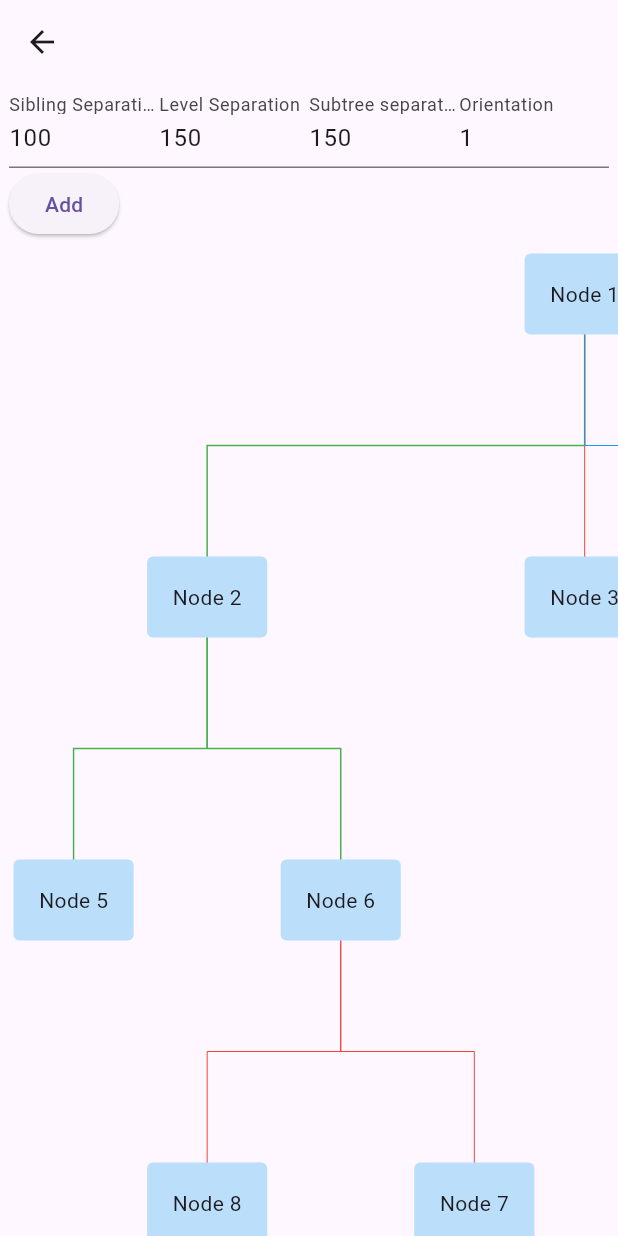
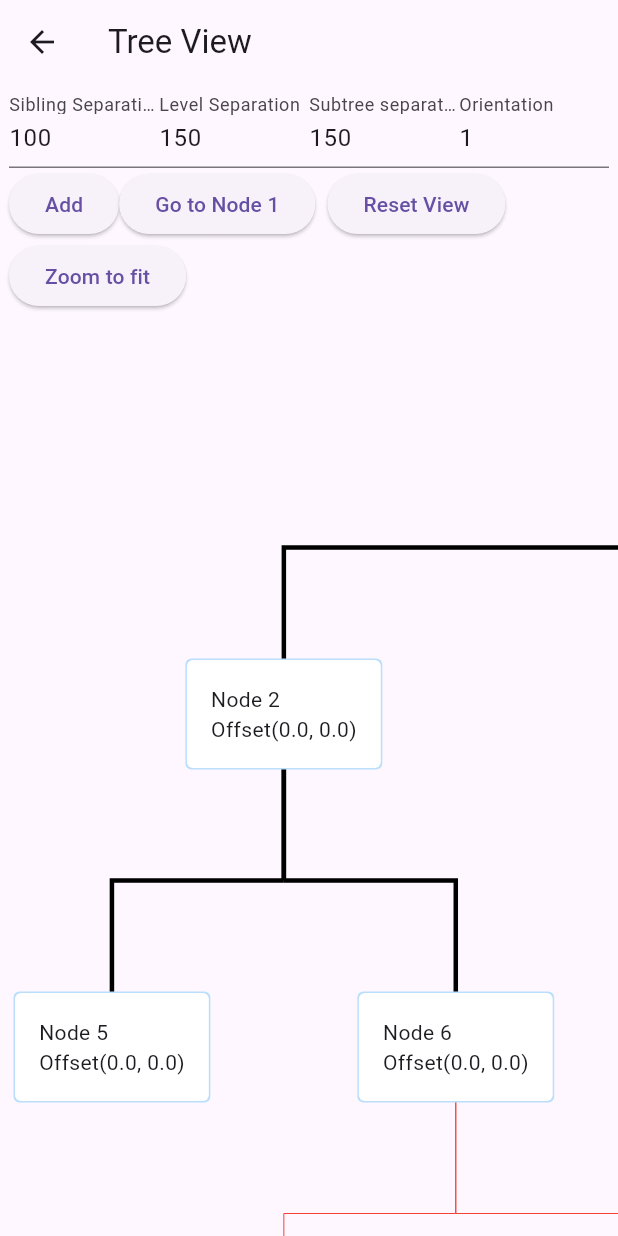
Before and after one commit to nabil6391/graphview, a Flutter app: the TreeViewPage screen opened directly, on a phone screen of 412 x 824 dp. Run offline on Flutter 3.47's test engine with Material 3 defaults, Android fonts, the phone set to English and light mode, and no system bars.

Commit message:
Support Navigation to node, reset view and zoom to fit actions

```diff
--- a/example/lib/tree_graphview.dart
+++ b/example/lib/tree_graphview.dart
@@ -8,14 +8,22 @@ class TreeViewPage extends StatefulWidget {
   _TreeViewPageState createState() => _TreeViewPageState();
 }
 
-class _TreeViewPageState extends State<TreeViewPage> {
+class _TreeViewPageState extends State<TreeViewPage> with TickerProviderStateMixin {
+
+  GraphViewController _controller = GraphViewController();
+  final Random r = Random();
+  int nextNodeId = 1;
+
   @override
   Widget build(BuildContext context) {
     return Scaffold(
-        appBar: AppBar(),
+        appBar: AppBar(
+          title: Text('Tree View'),
+        ),
         body: Column(
           mainAxisSize: MainAxisSize.max,
           children: [
+            // Configuration controls
             Wrap(
               children: [
                 Container(
@@ -71,39 +79,50 @@ class _TreeViewPageState extends State<TreeViewPage> {
                     setState(() {});
                   },
                   child: Text('Add'),
-                )
+                ),
+                ElevatedButton(
+                  onPressed: _navigateToRandomNode,
+                  child: Text('Go to Node $nextNodeId'),
+                ),
+                SizedBox(width: 8),
+                ElevatedButton(
+                  onPressed: _resetView,
+                  child: Text('Reset View'),
+                ),
+                SizedBox(width: 8,),
+                ElevatedButton(onPressed: (){
+                  _controller.zoomToFit();
+                }, child: Text("Zoom to fit"))
               ],
             ),
+
             Expanded(
-              child: InteractiveViewer(
-                  constrained: false,
-                  boundaryMargin: EdgeInsets.all(100),
-                  minScale: 0.01,
-                  maxScale: 5.6,
-                  child: GraphView(
-                    graph: graph,
-                    algorithm: BuchheimWalkerAlgorithm(builder, TreeEdgeRenderer(builder)),
-                    paint: Paint()
-                      ..color = Colors.green
-                      ..strokeWidth = 1
-                      ..style = PaintingStyle.stroke,
-                    builder: (Node node) {
-                      // I can decide what widget should be shown here based on the id
-                      var a = node.key!.value as int?;
-                      return rectangleWidget(a);
-                    },
-                  )),
+              child: GraphView.builder(
+                controller: _controller,
+                graph: graph,
+                algorithm: BuchheimWalkerAlgorithm(builder, TreeEdgeRenderer(builder)),
+                builder: (Node node) => InkWell(
+                  onTap: () => _controller.animateToNode(node.key?.value),
+                  child: Container(
+                    padding: EdgeInsets.all(16),
+                    decoration: BoxDecoration(
+                      color: Colors.white,
+                      borderRadius: BorderRadius.circular(4),
+                      boxShadow: [BoxShadow(color: Colors.blue[100]!, spreadRadius: 1)],
+                    ),
+                    child: Text('Node ${node.key?.value} \n${graph.nodes.firstWhere((n) => n.key == node.key).position}'),
+                  ),
+                ),
+              ),
             ),
           ],
         ));
   }
 
-  Random r = Random();
-
   Widget rectangleWidget(int? a) {
     return InkWell(
       onTap: () {
-        print('clicked');
+        print('clicked node $a');
       },
       child: Container(
           padding: EdgeInsets.all(16),
@@ -113,15 +132,36 @@ class _TreeViewPageState extends State<TreeViewPage> {
               BoxShadow(color: Colors.blue[100]!, spreadRadius: 1),
             ],
           ),
-          child: Text('Node ${a}')),
+          child: Text('Node ${a} ')),
     );
   }
 
   final Graph graph = Graph()..isTree = true;
   BuchheimWalkerConfiguration builder = BuchheimWalkerConfiguration();
 
+  void _navigateToRandomNode() {
+    if (graph.nodes.isEmpty) return;
+
+    final randomNode = graph.nodes.firstWhere(
+      (node) => node.key != null && node.key!.value == nextNodeId,
+      orElse: () => graph.nodes.first,
+    );
+    final nodeId = randomNode.key?.value as int;
+    _controller.animateToNode(nodeId);
+
+    setState(() {
+      nextNodeId = r.nextInt(graph.nodes.length) + 1;
+    });
+  }
+
+  void _resetView() {
+    _controller.resetView();
+  }
+
   @override
   void initState() {
+    super.initState();
+
     final node1 = Node.Id(1);
     final node2 = Node.Id(2);
     final node3 = Node.Id(3);
@@ -152,4 +192,5 @@ class _TreeViewPageState extends State<TreeViewPage> {
       ..subtreeSeparation = (150)
       ..orientation = (BuchheimWalkerConfiguration.ORIENTATION_TOP_BOTTOM);
   }
+
 }
--- a/lib/GraphView.dart
+++ b/lib/GraphView.dart
@@ -1,5 +1,6 @@
 library graphview;
 
+import 'dart:async';
 import 'dart:collection';
 import 'dart:math';
 import 'dart:convert';
```
